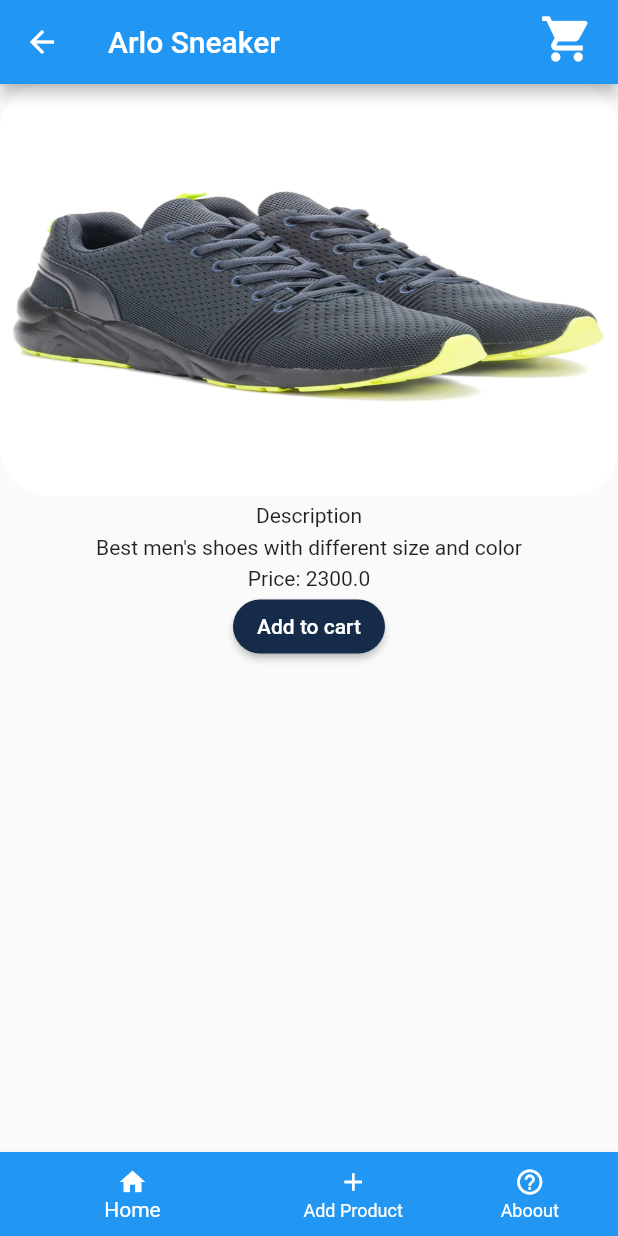
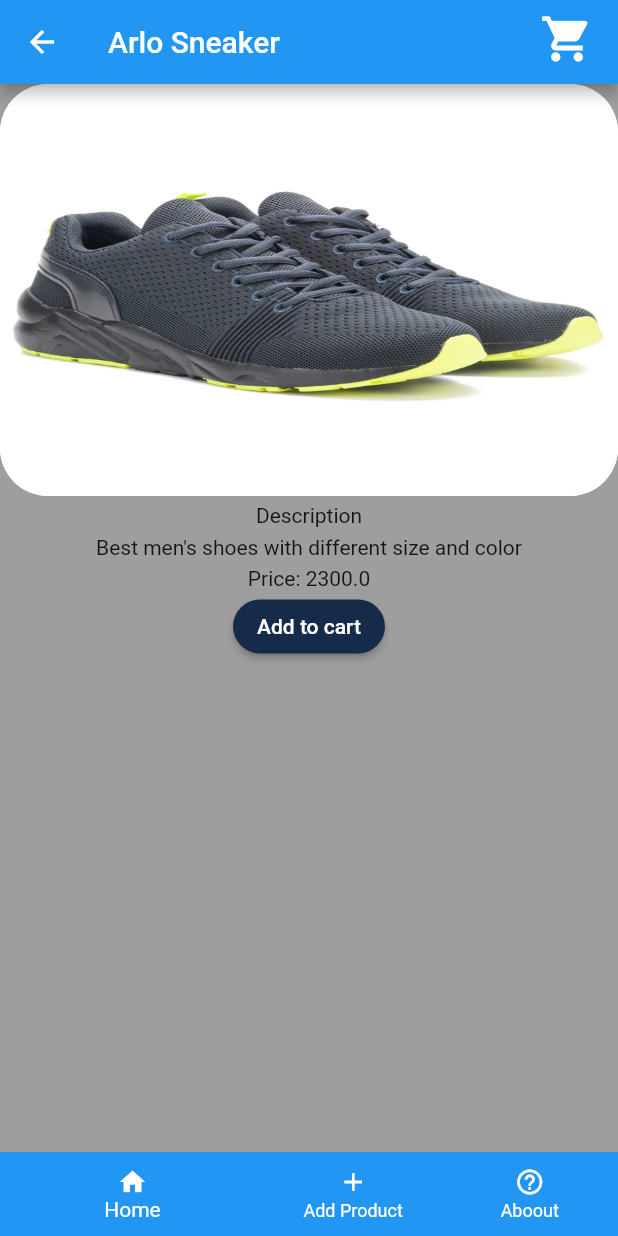
Before and after one commit to getachewzemene/hulustor_eccommerce, a Flutter app: the screen it shows after launch, scrolled down 398 dp, after a tap on "view detail", on a phone screen of 412 x 824 dp. Run offline on Flutter 3.47's test engine with Material 2 defaults, Android fonts, the phone set to English and light mode, and no system bars; our stand-ins replace carousel_slider.

Commit message:
cart updated

```diff
--- a/lib/main.dart
+++ b/lib/main.dart
@@ -1,13 +1,13 @@
 import 'package:ecommerce_app/providers/cart_provider.dart';
 import 'package:ecommerce_app/providers/product_provider.dart';
-import 'package:ecommerce_app/ui/car_detail.dart';
-import 'package:ecommerce_app/ui/product_detail.dart';
 import 'package:ecommerce_app/widgets/bottom_navigation.dart';
 import 'package:ecommerce_app/widgets/cart_icon.dart';
 import 'package:ecommerce_app/widgets/item_carousel.dart';
 import 'package:ecommerce_app/widgets/nav_drawer.dart';
 import 'package:flutter/material.dart';
 import 'package:provider/provider.dart';
+
+import 'screens/product_detail.dart';
 
 void main() {
   runApp(const MyApp());
--- a/lib/ui/product_detail.dart
+++ b/lib/screens/product_detail.dart
@@ -13,6 +13,7 @@ class ProductDetail extends StatelessWidget {
   @override
   Widget build(BuildContext context) {
     return Scaffold(
+      backgroundColor: Colors.grey,
       appBar: AppBar(
         title: Text(productItem.name),
         actions: const [CartIcon()],
--- a/lib/widgets/cart_icon.dart
+++ b/lib/widgets/cart_icon.dart
@@ -2,7 +2,7 @@ import 'package:flutter/material.dart';
 import 'package:provider/provider.dart';
 
 import '../providers/cart_provider.dart';
-import '../ui/car_detail.dart';
+import '../screens/car_detail.dart';
 
 class CartIcon extends StatelessWidget {
   const CartIcon({Key? key}) : super(key: key);
```
Also changed, not shown: lib/screens/car_detail.dart (renamed from lib/ui/car_detail.dart).
